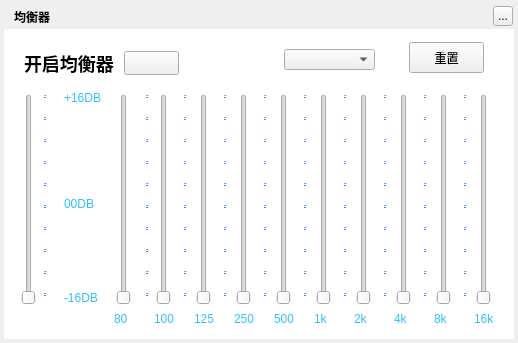
Before: the Qt Designer form TTKCore/musicUiKits/musicWidgetKits/musicequalizerdialog.ui in Greedysky/TTKMusicPlayer, drawn with Qt 5.
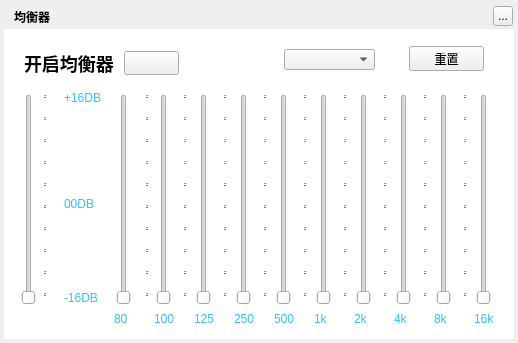
After: the same form once the commit is applied. Custom widgets are drawn as their Qt base class.

Patch:
```diff
--- a/TTKCore/musicUiKits/musicWidgetKits/musicequalizerdialog.ui
+++ b/TTKCore/musicUiKits/musicWidgetKits/musicequalizerdialog.ui
@@ -239,9 +239,9 @@
    <property name="geometry">
     <rect>
      <x>409</x>
-     <y>42</y>
+     <y>46</y>
      <width>75</width>
-     <height>31</height>
+     <height>25</height>
     </rect>
    </property>
    <property name="text">
```
